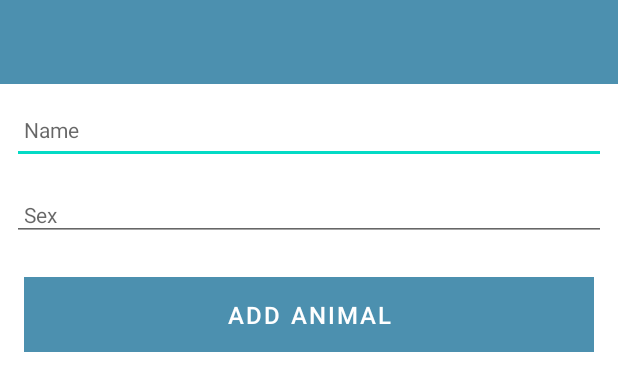
After one commit to Emmie2479/MAD-2, an Android app: the layout activity_wildr.xml on its own in the app's theme, with its tools: preview values and no code run, on a phone screen of 412 x 824 dp. The commit adds this screen. Shown: the top 391 px of the screen. Run offline under Robolectric (Android 15) with nearby library versions, the phone set to English and light mode, and no system bars.

Commit message:
Create Animal Functionality

```diff
--- a/Wildr/app/src/main/AndroidManifest.xml
+++ b/Wildr/app/src/main/AndroidManifest.xml
@@ -10,7 +10,7 @@
         android:supportsRtl="true"
         android:theme="@style/Theme.Wildr">
         <activity
-            android:name=".MainActivity"
+            android:name=".activities.WildrActivity"
             android:exported="true">
             <intent-filter>
                 <action android:name="android.intent.action.MAIN" />
--- /dev/null
+++ b/Wildr/app/src/main/java/ie/wit/wildr/models/WildrModel.kt
@@ -0,0 +1,4 @@
+package ie.wit.wildr.models
+
+data class WildrModel(var name: String = "",
+                      var sex: String = "")
--- /dev/null
+++ b/Wildr/app/src/main/res/layout/activity_wildr.xml
@@ -0,0 +1,86 @@
+<?xml version="1.0" encoding="utf-8"?>
+<androidx.constraintlayout.widget.ConstraintLayout
+    xmlns:android="http://schemas.android.com/apk/res/android"
+    xmlns:app="http://schemas.android.com/apk/res-auto"
+    xmlns:tools="http://schemas.android.com/tools"
+    android:layout_width="match_parent"
+    android:layout_height="match_parent"
+    tools:context="ie.wit.wildr.activities.WildrActivity">
+
+    <RelativeLayout
+        android:layout_width="match_parent"
+        android:layout_height="wrap_content"
+        app:layout_constraintBottom_toBottomOf="parent"
+        app:layout_constraintTop_toTopOf="parent">
+
+        <com.google.android.material.appbar.AppBarLayout
+            android:id="@+id/appBarLayout"
+            android:layout_width="match_parent"
+            android:layout_height="wrap_content"
+            android:background="@color/colorAccent"
+            android:fitsSystemWindows="true"
+            app:elevation="0dip"
+            app:theme="@style/ThemeOverlay.AppCompat.Dark.ActionBar">
+
+            <androidx.appcompat.widget.Toolbar
+                android:id="@+id/toolbarAdd"
+                android:layout_width="match_parent"
+                android:layout_height="wrap_content"
+                app:titleTextColor="@color/colorPrimary" />
+        </com.google.android.material.appbar.AppBarLayout>
+
+        <ScrollView
+            android:layout_width="match_parent"
+            android:layout_height="match_parent"
+            android:layout_below="@id/appBarLayout"
+            android:fillViewport="true">
+
+            <LinearLayout
+                android:layout_width="match_parent"
+                android:layout_height="wrap_content"
+                android:orientation="vertical">
+
+                <EditText
+                    android:id="@+id/animalName"
+                    android:layout_width="match_parent"
+                    android:layout_height="45dp"
+                    android:layout_margin="8dp"
+                    android:autofillHints="hint"
+                    android:hint="@string/hint_wildrTitle"
+                    android:inputType="text"
+                    android:maxLength="25"
+                    android:maxLines="1"
+                    android:padding="8dp"
+                    android:textColor="@color/colorPrimaryDark"
+                    android:textSize="14sp" />
+
+                <EditText
+                    android:id="@+id/animalSex"
+                    android:layout_width="match_parent"
+                    android:layout_height="wrap_content"
+                    android:layout_margin="8dp"
+                    android:hint="@string/hint_wildrDescription"
+                    android:inputType="text"
+                    android:maxLength="25"
+                    android:maxLines="1"
+                    android:padding="8dp"
+                    android:textColor="@color/colorPrimaryDark"
+                    android:textSize="14sp" />
+
+                <Button
+                    android:id="@+id/btnAdd"
+                    android:layout_width="match_parent"
+                    android:layout_height="wrap_content"
+                    android:layout_margin="16dp"
+                    android:background="@color/colorAccent"
+                    android:paddingTop="8dp"
+                    android:paddingBottom="8dp"
+                    android:stateListAnimator="@null"
+                    android:text="@string/button_addAnimal"
+                    android:textColor="@color/colorPrimary"
+                    android:textSize="16sp" />
+            </LinearLayout>
+        </ScrollView>
+
+    </RelativeLayout>
+</androidx.constraintlayout.widget.ConstraintLayout>
--- a/Wildr/app/src/main/res/values/colors.xml
+++ b/Wildr/app/src/main/res/values/colors.xml
@@ -7,4 +7,7 @@
     <color name="teal_700">#FF018786</color>
     <color name="black">#FF000000</color>
     <color name="white">#FFFFFFFF</color>
+    <color name="colorPrimary">#FFFFFF</color>
+    <color name="colorPrimaryDark">#000000</color>
+    <color name="colorAccent">#4c90af</color>
 </resources>
--- a/Wildr/app/src/main/res/values/strings.xml
+++ b/Wildr/app/src/main/res/values/strings.xml
@@ -1,3 +1,6 @@
 <resources>
     <string name="app_name">Wildr</string>
+    <string name="button_addAnimal">Add Animal</string>
+    <string name="hint_wildrTitle">Name</string>
+    <string name="hint_wildrDescription">Sex </string>
 </resources>
--- a/Wildr/app/src/main/res/values/themes.xml
+++ b/Wildr/app/src/main/res/values/themes.xml
@@ -1,9 +1,9 @@
 <resources xmlns:tools="http://schemas.android.com/tools">
     <!-- Base application theme. -->
-    <style name="Theme.Wildr" parent="Theme.MaterialComponents.DayNight.DarkActionBar">
+    <style name="Theme.Wildr" parent="Theme.MaterialComponents.DayNight.NoActionBar">
         <!-- Primary brand color. -->
-        <item name="colorPrimary">@color/purple_500</item>
-        <item name="colorPrimaryVariant">@color/purple_700</item>
+        <item name="colorPrimary">@color/colorAccent</item>
+        <item name="colorPrimaryVariant">@color/colorPrimaryDark</item>
         <item name="colorOnPrimary">@color/white</item>
         <!-- Secondary brand color. -->
         <item name="colorSecondary">@color/teal_200</item>
```
Also changed, not shown: Wildr/app/build.gradle (+7 -0 lines), Wildr/app/src/main/java/ie/wit/wildr/MainActivity.kt (deleted, +0 -11 lines), Wildr/app/src/main/java/ie/wit/wildr/activities/WildrActivity.kt (added, +39 -0 lines), Wildr/app/src/main/res/layout/activity_main.xml (deleted, +0 -18 lines).
